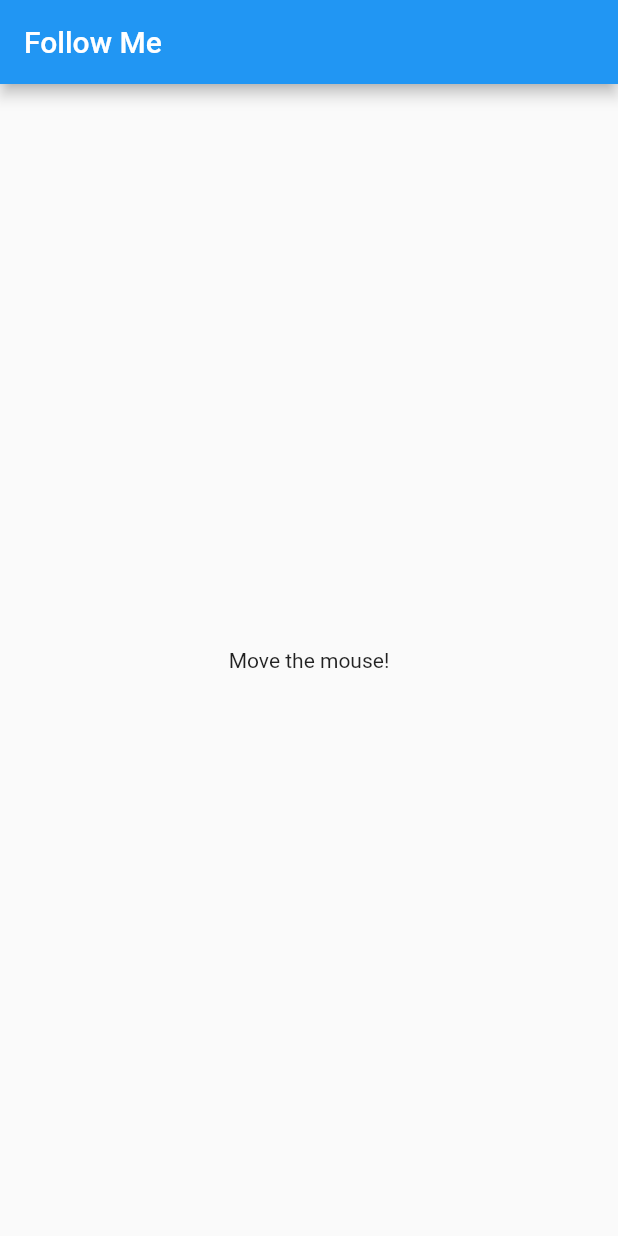
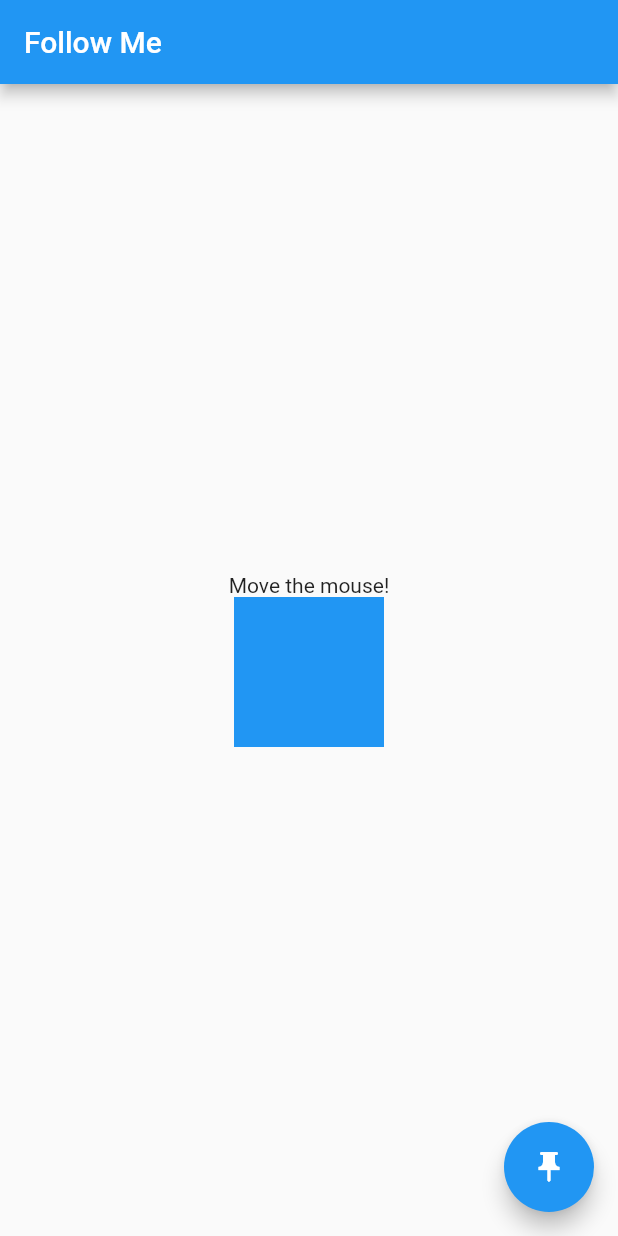
Before and after one commit to BLWTF/follow_me_shadow, a Flutter app: the screen it shows after launch, on a phone screen of 412 x 824 dp. Run offline on Flutter 3.47's test engine with Material 2 defaults, Android fonts, the phone set to English and light mode, and no system bars.

Commit message:
added some more magic

```diff
--- a/lib/main.dart
+++ b/lib/main.dart
@@ -22,14 +22,8 @@ class MyApp extends StatelessWidget {
 class MyHomePage extends StatefulWidget {
   MyHomePage({super.key, required this.title});
   final String title;
-  final Widget mouseShadow = Container(
-    height: 10,
-    width: 10,
-    decoration: const BoxDecoration(
-      shape: BoxShape.circle,
-      color: Colors.black,
-    ),
-  );
+  final GlobalKey buttonKey = GlobalKey();
+  final GlobalKey containerKey = GlobalKey();
 
   @override
   State<MyHomePage> createState() => _MyHomePageState();
@@ -39,6 +33,8 @@ class _MyHomePageState extends State<MyHomePage>
     with SingleTickerProviderStateMixin {
   Offset mousePosition = const Offset(0, 0);
   bool showShadow = false;
+  Size shadowSize = const Size(10, 10);
+  String? selected;
 
   @override
   void initState() {
@@ -55,34 +51,109 @@ class _MyHomePageState extends State<MyHomePage>
       },
       onHover: (event) {
         setState(() {
+          if (selected == 'button1') {
+            RenderBox box = widget.buttonKey.currentContext!.findRenderObject()
+                as RenderBox;
+            Offset buttonOffset = box.localToGlobal(Offset.zero);
+            shadowSize = box.size;
+            mousePosition = Offset(
+              buttonOffset.dx + (shadowSize.width / 2),
+              buttonOffset.dy + (shadowSize.height / 2),
+            );
+          } else if (selected == 'container1') {
+            RenderBox box = widget.containerKey.currentContext!
+                .findRenderObject() as RenderBox;
+            Offset containerOffset = box.localToGlobal(Offset.zero);
+            shadowSize = box.size;
+            mousePosition = Offset(
+              containerOffset.dx + (shadowSize.width / 2),
+              containerOffset.dy + (shadowSize.height / 2),
+            );
+          } else {
             mousePosition = event.position;
+            shadowSize = const Size(10, 10);
+          }
         });
       },
       child: Stack(
         children: [
-          Scaffold(
+          GestureDetector(
+            behavior: HitTestBehavior.opaque,
+            child: Scaffold(
               appBar: AppBar(
                 title: Text(widget.title),
               ),
               body: Center(
                 child: Column(
                   mainAxisAlignment: MainAxisAlignment.center,
-                children: const <Widget>[
-                  Text(
+                  children: <Widget>[
+                    const Text(
                       'Move the mouse!',
                     ),
+                    MouseRegion(
+                      onHover: (event) {
+                        setState(() {
+                          selected = 'container1';
+                        });
+                      },
+                      onExit: (event) {
+                        setState(() {
+                          selected = null;
+                        });
+                      },
+                      child: Container(
+                        key: widget.containerKey,
+                        width: 100,
+                        height: 100,
+                        color: Colors.blue,
+                      ),
+                    )
                   ],
+                ),
+              ),
+              floatingActionButton: MouseRegion(
+                onHover: (event) {
+                  setState(() {
+                    selected = 'button1';
+                  });
+                },
+                onExit: (event) {
+                  setState(() {
+                    selected = null;
+                  });
+                },
+                child: SizedBox(
+                  width: 60,
+                  height: 60,
+                  child: FloatingActionButton(
+                    key: widget.buttonKey,
+                    onPressed: null,
+                    child: const Icon(Icons.push_pin),
+                  ),
+                ),
               ),
             ),
           ),
           AnimatedPositioned(
-            top: mousePosition.dy - 5,
-            left: mousePosition.dx - 5,
+            top: mousePosition.dy - (shadowSize.height / 2),
+            left: mousePosition.dx - (shadowSize.width / 2),
             duration: const Duration(milliseconds: 200),
             curve: Curves.easeOut,
             child: Opacity(
               opacity: showShadow == true ? 1 : 0,
-              child: widget.mouseShadow,
+              child: IgnorePointer(
+                ignoring: true,
+                child: AnimatedContainer(
+                  height: shadowSize.height,
+                  width: shadowSize.width,
+                  duration: const Duration(milliseconds: 300),
+                  curve: Curves.easeOut,
+                  decoration: BoxDecoration(
+                    shape: BoxShape.circle,
+                    color: Colors.black.withOpacity(0.6),
+                  ),
+                ),
+              ),
             ),
           ),
         ],
```
Lines whose indentation alone changed are shown as unchanged.
